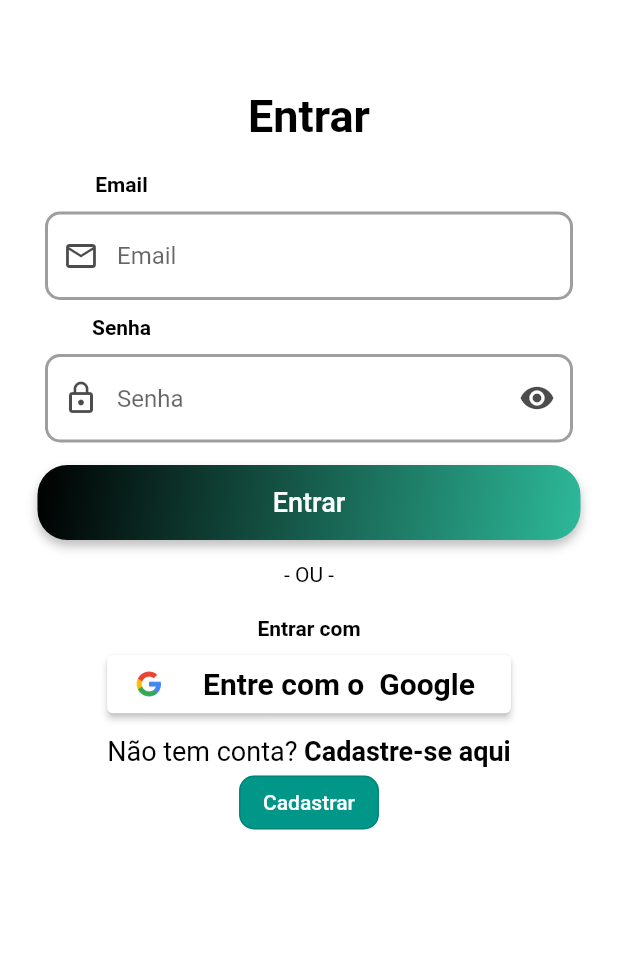
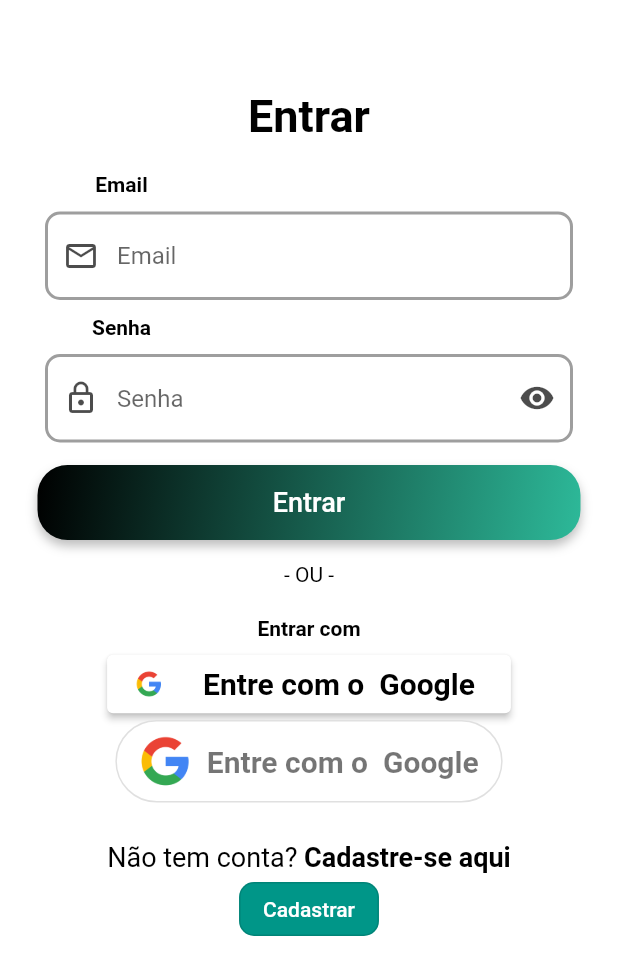
Before and after one commit to dimasmikael/konsi_app, a Flutter app: the screen it shows after launch, after a tap on an icon or button, on a phone screen of 412 x 824 dp. Shown: the top 975 px of the screen. Run offline on Flutter 3.47's test engine with Material 2 defaults, Android fonts, the light colour scheme and no system bars; our stand-ins replace animated_splash_screen, convex_bottom_bar, firebase_auth, firebase_core, flutter_platform_widgets, flutter_staggered_animations and 4 more; accounts and stored records are empty; Roboto replaces fonts that are missing (OpenSans).

Commit message:
add login com google

```diff
--- a/lib/app/ui/android/pages/auth/widgets_auth_page/form_auth/form_auth_widget.dart
+++ b/lib/app/ui/android/pages/auth/widgets_auth_page/form_auth/form_auth_widget.dart
@@ -7,8 +7,10 @@ import 'package:konsi_app/app/routes/routes.dart';
 
 import 'package:konsi_app/app/ui/android/components/form/custom_button.dart';
 import 'package:konsi_app/app/ui/android/components/form/custom_input.dart';
+import 'package:konsi_app/app/ui/android/components/loading/loading_widget.dart';
 import 'package:konsi_app/app/ui/android/components/style/text_style.dart';
 import 'package:konsi_app/app/ui/android/components/widget_size_configuration/size_config.dart';
+import 'package:konsi_app/app/ui/android/pages/auth/widgets_auth_page/form_auth/form_widget/google_button.dart';
 
 class FormAuthnWidget extends StatefulWidget {
   FormAuthnWidget({
@@ -25,6 +27,7 @@ class FormAuthnWidget extends StatefulWidget {
   TextEditingController? emailTextController = TextEditingController();
   TextEditingController? passwordTextController = TextEditingController();
 
+
   @override
   State<FormAuthnWidget> createState() => _FormAuthnWidgetState();
 }
@@ -33,6 +36,7 @@ class _FormAuthnWidgetState extends State<FormAuthnWidget>
     with ValidationMixin {
   bool _isObscure = true;
   UserModel? user = UserModel();
+  final LoadingWidget loadingWidget = LoadingWidget();
 
   Widget _buttonGoogle() {
     return ElevatedButton(
@@ -40,8 +44,20 @@ class _FormAuthnWidgetState extends State<FormAuthnWidget>
         foregroundColor: Colors.black,
         backgroundColor: Colors.white,
       ),
-      onPressed: () {
-        // googleLogin();
+      onPressed: () async {
+        await  Future.delayed(const Duration(milliseconds: 5000), ()
+        {
+          loadingWidget.openLoadingDialog(context, 'Carregando...');
+
+
+
+        });
+
+
+
+        await widget.authProvider.signInWithGoogle(context: context);
+     await    Navigator.of(context).pushReplacementNamed(Routes.home);
+
       },
       child: Padding(
         padding: const EdgeInsets.fromLTRB(0, 8, 0, 8),
@@ -222,6 +238,8 @@ class _FormAuthnWidgetState extends State<FormAuthnWidget>
           height: 5,
         ),
         _buttonGoogle(),
+
+        GoogleSignInButton(),
         const SizedBox(
           height: 10,
         ),
--- /dev/null
+++ b/lib/app/ui/android/pages/auth/widgets_auth_page/form_auth/form_widget/google_button.dart
@@ -0,0 +1,87 @@
+import 'package:firebase_auth/firebase_auth.dart';
+import 'package:flutter/material.dart';
+import 'package:konsi_app/app/data/providers/auth_provider.dart';
+import 'package:konsi_app/app/routes/routes.dart';
+import 'package:konsi_app/app/ui/android/components/loading/loading_widget.dart';
+import 'package:provider/provider.dart';
+
+class GoogleSignInButton extends StatefulWidget {
+  @override
+  _GoogleSignInButtonState createState() => _GoogleSignInButtonState();
+}
+
+class _GoogleSignInButtonState extends State<GoogleSignInButton> {
+  bool _isSigningIn = false;
+  final LoadingWidget loadingWidget = LoadingWidget();
+
+  @override
+  Widget build(BuildContext context) {
+    final authProvider = Provider.of<AuthProvider>(context);
+    return Padding(
+      padding: const EdgeInsets.only(bottom: 16.0),
+      child: _isSigningIn
+          ? const CircularProgressIndicator(
+              valueColor: AlwaysStoppedAnimation<Color>(Colors.white),
+            )
+          : OutlinedButton(
+              style: ButtonStyle(
+                backgroundColor: MaterialStateProperty.all(Colors.white),
+                shape: MaterialStateProperty.all(
+                  RoundedRectangleBorder(
+                    borderRadius: BorderRadius.circular(40),
+                  ),
+                ),
+              ),
+
+        onPressed: () async {
+          setState(() {
+            _isSigningIn = true;
+          });
+
+          await  Future.delayed(const Duration(milliseconds: 5000), ()
+          {
+            loadingWidget.openLoadingDialog(context, 'Carregando...');
+
+
+
+          });
+
+
+
+          await authProvider.signInWithGoogle(context: context);
+          await    Navigator.of(context).pushReplacementNamed(Routes.home);
+
+          setState(() {
+            _isSigningIn = false;
+          });
+
+        },
+
+              child: Padding(
+                padding: const EdgeInsets.fromLTRB(0, 10, 0, 10),
+                child: Row(
+                  mainAxisSize: MainAxisSize.min,
+                  mainAxisAlignment: MainAxisAlignment.center,
+                  children: const <Widget>[
+                    Image(
+                      image: AssetImage("assets/images/google-logo.png"),
+                      height: 35.0,
+                    ),
+                    Padding(
+                      padding: EdgeInsets.only(left: 10),
+                      child: Text(
+                        'Entre com o  Google',
+                        style: TextStyle(
+                          fontSize: 20,
+                          color: Colors.black54,
+                          fontWeight: FontWeight.w600,
+                        ),
+                      ),
+                    )
+                  ],
+                ),
+              ),
+            ),
+    );
+  }
+}
--- a/lib/app/ui/android/pages/initial/initial_page.dart
+++ b/lib/app/ui/android/pages/initial/initial_page.dart
@@ -16,7 +16,10 @@ class InitialPage extends StatelessWidget {
     WidgetSizeConfig().init(context);
     final authProvider = Provider.of<AuthProvider>(context);
 
-   // print("authProvider.signOut(context)");print(authProvider.signOut(context));
+    // print("authProvider.signOut(context)");
+    // print(authProvider.signOut(context));
+    // print("authProvider.signOutGoogle(context)");
+    // print(authProvider.signInWithGoogle(context: context));
     return Stack(
       children: [
         AnimatedSplashScreen(
@@ -25,9 +28,11 @@ class InitialPage extends StatelessWidget {
             fit: BoxFit.contain,
             width: WidgetSizeConfig.safeBlockHorizontal! * 60,
           ),
-          nextScreen:  authProvider.checkLoggedUser() !=null ? const HomePage():
-
-          const SigninPage(),
+           nextScreen:
+          authProvider.checkLoggedUser() == null ||
+                  authProvider.checkLoggedUserGoogle() == null?
+         const SigninPage()
+            : const HomePage(),
           splashTransition: SplashTransition.scaleTransition,
           pageTransitionType: PageTransitionType.leftToRight,
           backgroundColor: Colors.white,
```
Also changed, not shown: lib/app/data/providers/auth_provider.dart (+125 -26 lines), lib/app/ui/android/components/loading/loading_widget.dart (added, +23 -0 lines), lib/app/ui/android/pages/config/config_page.dart (+31 -5 lines).
